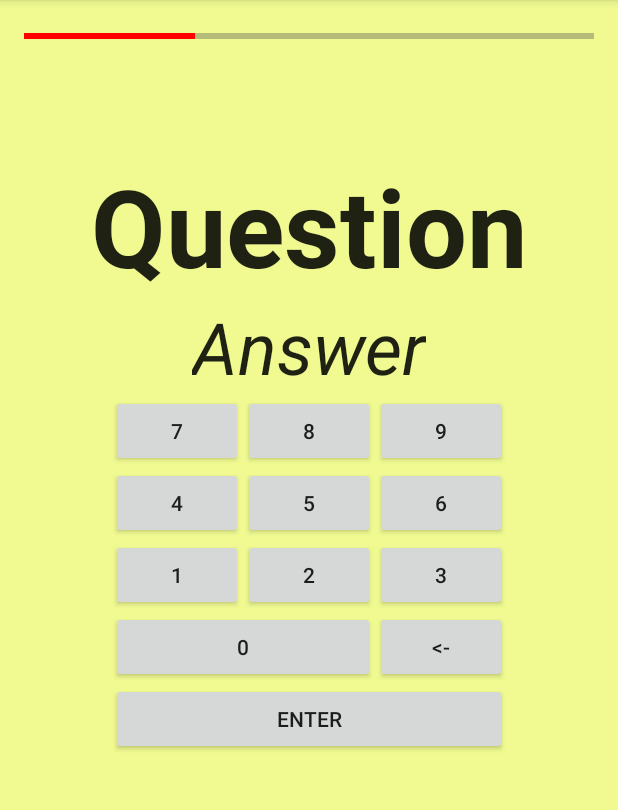
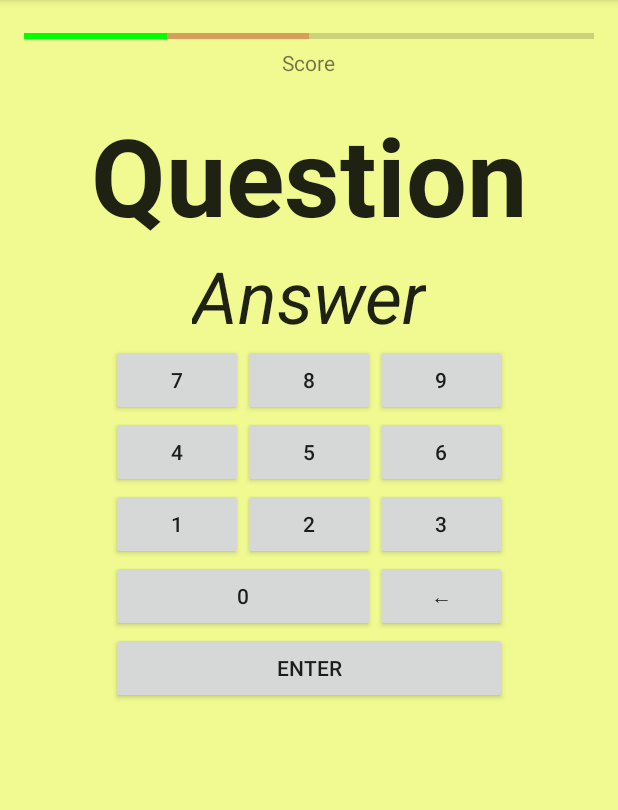
Before and after one commit to pibomb/simple-projects-android, an Android app: the screen it shows after launch (MainActivity), on a phone screen of 412 x 824 dp, the part 84-894 px from its top. Run offline under Robolectric (Android 15) with nearby library versions, the phone set to English and light mode, and no system bars.

Commit message:
SimpleMathQuiz: Add Numpad
Using GridLayout and Buttons, a numpad is created.

```diff
--- a/SimpleMathQuiz/app/src/main/res/layout/activity_main.xml
+++ b/SimpleMathQuiz/app/src/main/res/layout/activity_main.xml
@@ -19,9 +19,9 @@
         android:id="@+id/questionView"
         android:textSize="72dp"
         android:textStyle="bold"
+        android:layout_marginTop="36dp"
         android:layout_below="@+id/progressBar"
-        android:layout_centerHorizontal="true"
-        android:layout_marginTop="70dp" />
+        android:layout_centerHorizontal="true" />
 
     <ProgressBar
         style="?android:attr/progressBarStyleHorizontal"
@@ -31,10 +31,10 @@
         android:layout_alignParentTop="true"
         android:layout_alignParentLeft="true"
         android:layout_alignParentStart="true"
-        android:progress="30"
-        android:progressTint="#ff0000"
-        android:secondaryProgressTint="#757575"
-        android:secondaryProgress="100" />
+        android:progress="25"
+        android:progressTint="#00ff00"
+        android:secondaryProgressTint="#ff0000"
+        android:secondaryProgress="50" />
 
     <TextView
         android:layout_width="wrap_content"
@@ -56,36 +56,55 @@
         android:layout_below="@+id/answerView"
         android:layout_centerHorizontal="true">
 
-        <Button android:text="7" />
+        <Button android:text="@string/numpad_7"
+            android:id="@+id/btn_7" />
 
-        <Button android:text="8" />
+        <Button android:text="@string/numpad_8"
+            android:id="@+id/btn_8" />
 
-        <Button android:text="9" />
+        <Button android:text="@string/numpad_9"
+            android:id="@+id/btn_9" />
 
-        <Button android:text="4" />
+        <Button android:text="@string/numpad_4"
+            android:id="@+id/btn_4" />
 
-        <Button android:text="5" />
+        <Button android:text="@string/numpad_5"
+            android:id="@+id/btn_5" />
 
-        <Button android:text="6" />
+        <Button android:text="@string/numpad_6"
+            android:id="@+id/btn_6" />
 
-        <Button android:text="1" />
+        <Button android:text="@string/numpad_1"
+            android:id="@+id/btn_1" />
 
-        <Button android:text="2" />
+        <Button android:text="@string/numpad_2"
+            android:id="@+id/btn_2" />
 
-        <Button android:text="3" />
+        <Button android:text="@string/numpad_3"
+            android:id="@+id/btn_3" />
 
         <Button
             android:layout_columnSpan="2"
             android:layout_gravity="fill"
-            android:text="0" />
+            android:text="@string/numpad_0"
+            android:id="@+id/btn_0" />
 
-        <Button android:text="&lt;-" />
+        <Button android:text="@string/numpad_bksp" />
 
         <Button
             android:layout_columnSpan="3"
             android:layout_gravity="fill"
-            android:text="ENTER" />
+            android:text="@string/numpad_enter" />
 
     </GridLayout>
 
+    <TextView
+        android:layout_width="wrap_content"
+        android:layout_height="wrap_content"
+        android:textAppearance="?android:attr/textAppearanceSmall"
+        android:text="Score"
+        android:id="@+id/scoreView"
+        android:layout_below="@+id/progressBar"
+        android:layout_centerHorizontal="true" />
+
 </RelativeLayout>
--- a/SimpleMathQuiz/app/src/main/res/values/strings.xml
+++ b/SimpleMathQuiz/app/src/main/res/values/strings.xml
@@ -1,3 +1,15 @@
 <resources>
     <string name="app_name">Simple Math Quiz</string>
+    <string name="numpad_1">1</string>
+    <string name="numpad_2">2</string>
+    <string name="numpad_3">3</string>
+    <string name="numpad_4">4</string>
+    <string name="numpad_5">5</string>
+    <string name="numpad_6">6</string>
+    <string name="numpad_7">7</string>
+    <string name="numpad_8">8</string>
+    <string name="numpad_9">9</string>
+    <string name="numpad_0">0</string>
+    <string name="numpad_bksp">←</string>
+    <string name="numpad_enter">ENTER</string>
 </resources>
```
